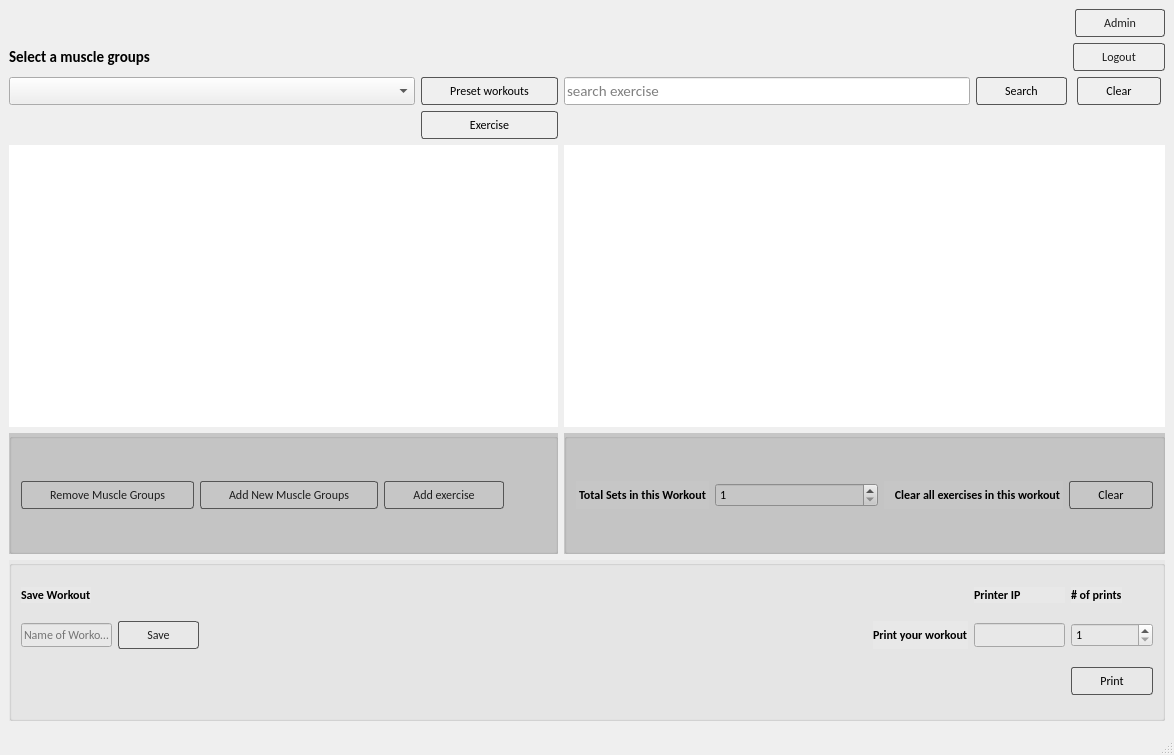
First picture: the form in ui/gui.ui, repository Shah-imran/Workout-Generator-for-GYM, before the edit.
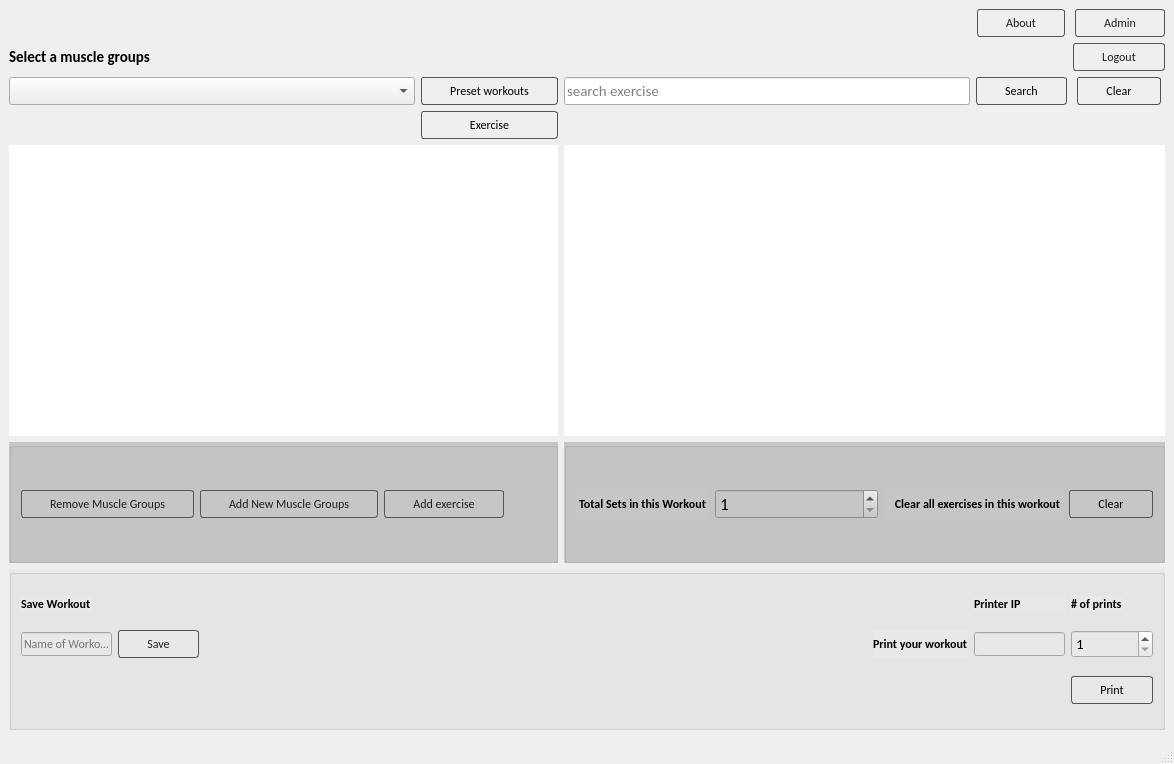
Second picture: the form after the edit. Icons and pictures are not drawn.

Diff of the .ui file:
```diff
--- a/ui/gui.ui
+++ b/ui/gui.ui
@@ -7,7 +7,7 @@
     <x>0</x>
     <y>0</y>
     <width>1174</width>
-    <height>755</height>
+    <height>764</height>
    </rect>
   </property>
   <property name="sizePolicy">
@@ -223,7 +223,7 @@
          <property name="font">
           <font>
            <family>Calibri</family>
-           <pointsize>9</pointsize>
+           <pointsize>11</pointsize>
           </font>
          </property>
          <property name="minimum">
@@ -827,28 +827,6 @@
        <bool>false</bool>
       </property>
       <layout class="QGridLayout" name="gridLayout_3">
-       <item row="2" column="3">
-        <widget class="QSpinBox" name="spinBox_set">
-         <property name="sizePolicy">
-          <sizepolicy hsizetype="Expanding" vsizetype="Fixed">
-           <horstretch>0</horstretch>
-           <verstretch>0</verstretch>
-          </sizepolicy>
-         </property>
-         <property name="font">
-          <font>
-           <family>Calibri</family>
-           <pointsize>9</pointsize>
-          </font>
-         </property>
-         <property name="minimum">
-          <number>1</number>
-         </property>
-         <property name="value">
-          <number>1</number>
-         </property>
-        </widget>
-       </item>
        <item row="2" column="0" alignment="Qt::AlignHCenter">
         <widget class="QLabel" name="label_9">
          <property name="sizePolicy">
@@ -941,6 +919,28 @@
          </property>
         </widget>
        </item>
+       <item row="2" column="3">
+        <widget class="QSpinBox" name="spinBox_set">
+         <property name="sizePolicy">
+          <sizepolicy hsizetype="Expanding" vsizetype="Fixed">
+           <horstretch>0</horstretch>
+           <verstretch>0</verstretch>
+          </sizepolicy>
+         </property>
+         <property name="font">
+          <font>
+           <family>Calibri</family>
+           <pointsize>13</pointsize>
+          </font>
+         </property>
+         <property name="minimum">
+          <number>1</number>
+         </property>
+         <property name="value">
+          <number>1</number>
+         </property>
+        </widget>
+       </item>
       </layout>
      </widget>
     </item>
@@ -1062,6 +1062,53 @@
       </attribute>
      </widget>
     </item>
+    <item row="0" column="3" alignment="Qt::AlignHCenter">
+     <widget class="QPushButton" name="pushButton_about">
+      <property name="sizePolicy">
+       <sizepolicy hsizetype="Fixed" vsizetype="Fixed">
+        <horstretch>0</horstretch>
+        <verstretch>0</verstretch>
+       </sizepolicy>
+      </property>
+      <property name="font">
+       <font>
+        <family>Calibri</family>
+        <pointsize>9</pointsize>
+       </font>
+      </property>
+      <property name="styleSheet">
+       <string notr="true">QPushButton {
+    color: #1E1E1E;
+    border: 1px solid #555;
+    border-radius: 3px;
+    border-style: Solid;
+    background: qradialgradient(
+        cx: 0.3, cy: -0.4, fx: 0.3, fy: -0.4,
+        radius: 1.35, stop: 0 #e5e5e5, stop: 1 #79d70f
+        );
+    padding: 5px 28px;
+    }
+
+QPushButton:hover {
+    background: qradialgradient(
+        cx: 0.3, cy: -0.4, fx: 0.3, fy: -0.4,
+        radius: 1.35, stop: 0 #fff, stop: 1 #bbb
+        );
+    }
+
+QPushButton:pressed {
+    border-style: inset;
+    background: qradialgradient(
+        cx: 0.4, cy: -0.1, fx: 0.4, fy: -0.1,
+        radius: 1.35, stop: 0 #fff, stop: 1 #ddd
+        );
+    }</string>
+      </property>
+      <property name="text">
+       <string>About</string>
+      </property>
+     </widget>
+    </item>
    </layout>
   </widget>
   <widget class="QStatusBar" name="statusbar"/>
```
Left out of the diff: 20 changed lines with no effect on the pictures.
